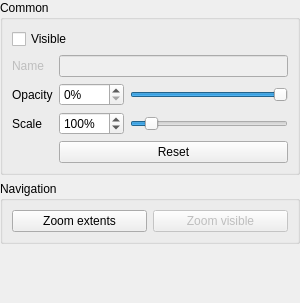
The window that src/LayerWidget.ui (ManiVaultStudio/ImageViewerPlugin) describes before a commit, drawn with Qt 5.
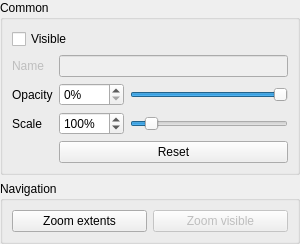
The same window after the commit. The open tabs and pages were chosen to show the change. Custom widgets are drawn as their Qt base class.

Commit message: Puts Layer editing in scroll area

The edit to the form file:
```diff
--- a/src/LayerWidget.ui
+++ b/src/LayerWidget.ui
@@ -10,11 +10,11 @@
     <x>0</x>
     <y>0</y>
     <width>300</width>
-    <height>303</height>
+    <height>229</height>
    </rect>
   </property>
   <property name="sizePolicy">
-   <sizepolicy hsizetype="Fixed" vsizetype="Minimum">
+   <sizepolicy hsizetype="Expanding" vsizetype="Minimum">
     <horstretch>0</horstretch>
     <verstretch>0</verstretch>
    </sizepolicy>
@@ -44,58 +44,6 @@
    <property name="bottomMargin">
     <number>0</number>
    </property>
-   <item row="2" column="0">
-    <widget class="QStackedWidget" name="settingsStackedWidget">
-     <property name="currentIndex">
-      <number>1</number>
-     </property>
-     <widget class="QWidget" name="pointsLayerPage">
-      <layout class="QVBoxLayout" name="verticalLayout_3">
-       <property name="leftMargin">
-        <number>0</number>
-       </property>
-       <property name="topMargin">
-        <number>0</number>
-       </property>
-       <property name="rightMargin">
-        <number>0</number>
-       </property>
-       <property name="bottomMargin">
-        <number>0</number>
-       </property>
-       <item>
-        <widget class="PointsLayerWidget" name="pointsLayerWidget" native="true">
-         <property name="sizePolicy">
-          <sizepolicy hsizetype="Preferred" vsizetype="MinimumExpanding">
-           <horstretch>0</horstretch>
-           <verstretch>0</verstretch>
-          </sizepolicy>
-         </property>
-        </widget>
-       </item>
-      </layout>
-     </widget>
-     <widget class="QWidget" name="selectionLayerPage">
-      <layout class="QVBoxLayout" name="verticalLayout">
-       <property name="leftMargin">
-        <number>0</number>
-       </property>
-       <property name="topMargin">
-        <number>0</number>
-       </property>
-       <property name="rightMargin">
-        <number>0</number>
-       </property>
-       <property name="bottomMargin">
-        <number>0</number>
-       </property>
-       <item>
-        <widget class="SelectionLayerWidget" name="selectionLayerWidget" native="true"/>
-       </item>
-      </layout>
-     </widget>
-    </widget>
-   </item>
    <item row="0" column="0">
     <widget class="QGroupBox" name="commonGroupBox">
      <property name="toolTip">
@@ -328,19 +276,6 @@
      </layout>
     </widget>
    </item>
-   <item row="3" column="0">
-    <spacer name="bottomVerticalSpacer">
-     <property name="orientation">
-      <enum>Qt::Vertical</enum>
-     </property>
-     <property name="sizeHint" stdset="0">
-      <size>
-       <width>20</width>
-       <height>40</height>
-      </size>
-     </property>
-    </spacer>
-   </item>
    <item row="1" column="0">
     <widget class="QGroupBox" name="navigationGroupBox">
      <property name="toolTip">
@@ -378,20 +313,6 @@
    </item>
   </layout>
  </widget>
- <customwidgets>
-  <customwidget>
-   <class>PointsLayerWidget</class>
-   <extends>QWidget</extends>
-   <header>PointsLayerWidget.h</header>
-   <container>1</container>
-  </customwidget>
-  <customwidget>
-   <class>SelectionLayerWidget</class>
-   <extends>QWidget</extends>
-   <header>SelectionLayerWidget.h</header>
-   <container>1</container>
-  </customwidget>
- </customwidgets>
  <resources/>
  <connections/>
 </ui>
```
The commit also changes 7 other files.
